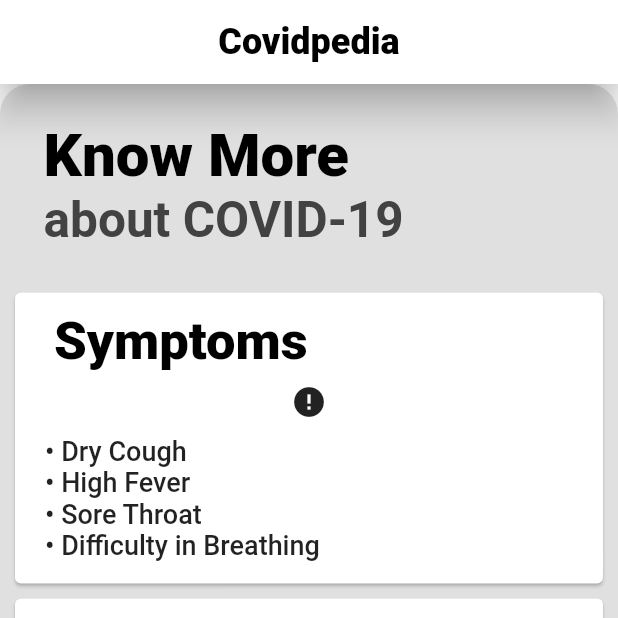
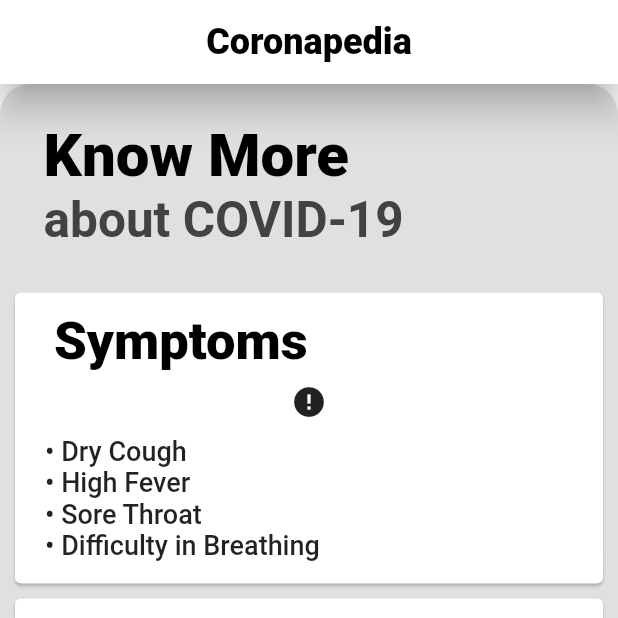
Before and after one commit to iamshubha/covid_rangers, a Flutter app: the screen it shows after launch, item 2 of the bottom bar chosen, on a phone screen of 412 x 824 dp, the top half of it. Run offline on Flutter 3.47's test engine with Material 2 defaults, Android fonts, the phone set to English and light mode, and no system bars; drawn by our look-alikes of cached_network_image; our stand-ins replace flutter_vector_icons; network calls fail.

Commit message:
changes title

```diff
--- a/lib/landing.dart
+++ b/lib/landing.dart
@@ -19,7 +19,7 @@ class _LandingScreenState extends State<LandingScreen> {
     return Scaffold(
       appBar: AppBar(
         title: Text(
-          "Covidpedia",
+          "Coronapedia",
           style: TextStyle(
               color: Colors.black, fontSize: 24, fontWeight: FontWeight.w800),
         ),
```
